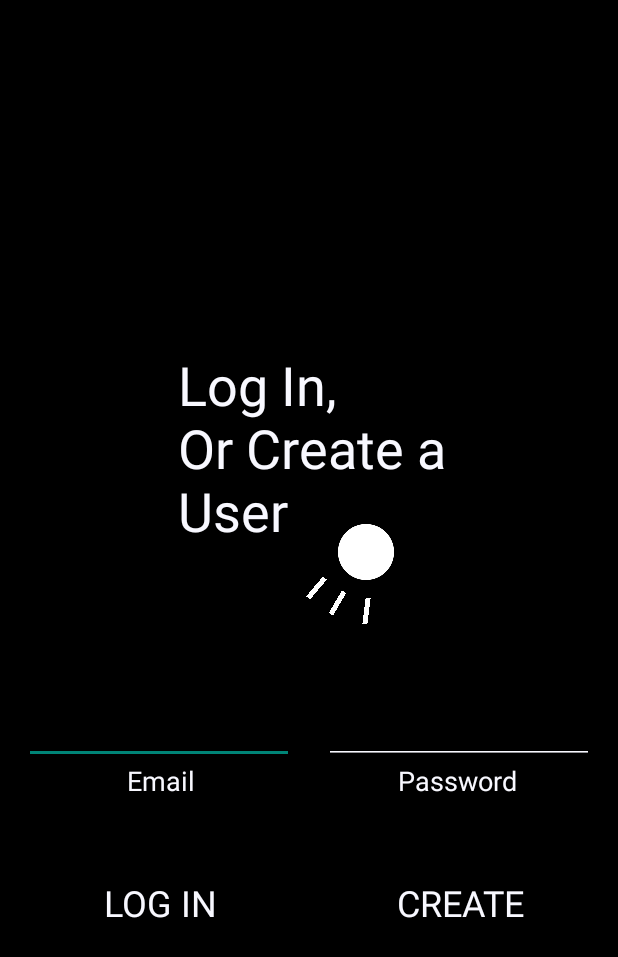
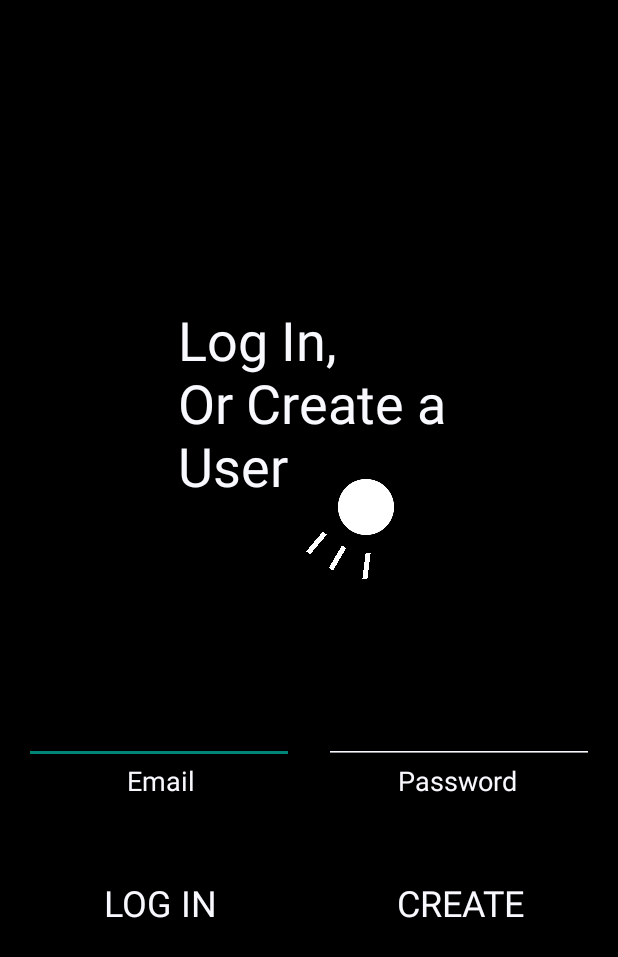
Before and after one commit to Guychu13/ProsProject, an Android app: the LoginSignUpActivity screen opened directly, with no data from a screen before it, on a phone screen of 412 x 824 dp. Shown: the top 957 px of the screen. Run offline under Robolectric (Android 15) with nearby library versions, the phone set to English and light mode, and no system bars; our stand-ins replace Firebase (no records; nobody signed in at launch, a user with empty details on screens opened directly); Roboto replaces fonts that are not available here.

```diff
--- a/app/src/main/res/layout/login_register_screen.xml
+++ b/app/src/main/res/layout/login_register_screen.xml
@@ -41,7 +41,7 @@
         android:id="@+id/textView_loginScreen_title"
         android:layout_width="wrap_content"
         android:layout_height="wrap_content"
-        android:layout_marginBottom="228dp"
+        android:layout_marginBottom="288dp"
         android:fontFamily="@font/coming_soon"
         android:text="@string/loginScreen_title"
         android:textColor="@color/white"
@@ -56,7 +56,7 @@
         android:layout_width="37dp"
         android:layout_height="37dp"
         android:layout_marginStart="72dp"
-        android:layout_marginBottom="88dp"
+        android:layout_marginBottom="148dp"
         android:foreground="@drawable/white_circle"
         app:layout_constraintBottom_toTopOf="@+id/guidelineHorizontalDown"
         app:layout_constraintEnd_toEndOf="parent"
@@ -69,7 +69,7 @@
         android:layout_width="3dp"
         android:layout_height="17dp"
         android:layout_marginStart="38dp"
-        android:layout_marginBottom="20dp"
+        android:layout_marginBottom="80dp"
         android:foreground="@drawable/white_square"
         android:rotation="30"
         app:layout_constraintBottom_toTopOf="@+id/guidelineHorizontalDown"
@@ -83,7 +83,7 @@
         android:layout_width="3dp"
         android:layout_height="17dp"
         android:layout_marginStart="10dp"
-        android:layout_marginBottom="40dp"
+        android:layout_marginBottom="100dp"
         android:foreground="@drawable/white_square"
         android:rotation="40"
         app:layout_constraintBottom_toTopOf="@+id/guidelineHorizontalDown"
@@ -97,7 +97,7 @@
         android:layout_width="3dp"
         android:layout_height="17dp"
         android:layout_marginStart="72dp"
-        android:layout_marginBottom="10dp"
+        android:layout_marginBottom="70dp"
         android:foreground="@drawable/white_square"
         android:rotation="7"
         app:layout_constraintBottom_toTopOf="@+id/guidelineHorizontalDown"
```
